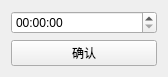
Qt form UIs/add_time.ui (ZYOctopuszy/TimeTipper) before a commit.
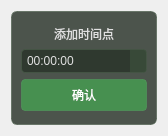
The same form after that commit.

Diff of the .ui file:
```diff
--- a/UIs/add_time.ui
+++ b/UIs/add_time.ui
@@ -7,21 +7,128 @@
     <x>0</x>
     <y>0</y>
     <width>168</width>
-    <height>70</height>
+    <height>136</height>
    </rect>
   </property>
   <property name="windowTitle">
    <string>Form</string>
   </property>
+  <property name="styleSheet">
+   <string notr="true">/* 基础设置 */
+* {
+    font-family: 'Microsoft YaHei', 'Segoe UI', sans-serif;
+    color: #e0e0e0;
+}
+
+/* 主窗口 */
+QWidget#get_input {
+    background-color: rgba(20, 30, 20, 0.95);
+    border: 1px solid rgba(60, 90, 60, 0.7);
+    border-radius: 8px;
+}
+
+/* 框架样式 */
+QFrame#frame {
+    background-color: rgba(35, 45, 35, 0.8);
+    border: 1px solid rgba(70, 90, 70, 0.6);
+    border-radius: 6px;
+}
+
+/* 按钮样式 */
+QPushButton {
+    background-color: rgba(70, 150, 80, 0.9);
+    color: white;
+    border: 1px solid rgba(80, 150, 90, 0.7);
+    border-radius: 4px;
+    padding: 6px 12px;
+    min-width: 80px;
+}
+
+QPushButton:hover {
+    background-color: rgba(70, 140, 80, 0.9);
+    border-color: rgba(100, 170, 110, 0.8);
+}
+
+QPushButton:pressed {
+    background-color: rgba(30, 100, 40, 0.9);
+}
+
+/* 时间输入框 */
+QTimeEdit {
+    background-color: rgba(40, 50, 40, 0.8);
+    border: 1px solid rgba(70, 90, 70, 0.7);
+    border-radius: 4px;
+    padding: 3px;
+    color: #e0e0e0;
+}
+
+QTimeEdit::up-button, QTimeEdit::down-button {
+    width: 16px;
+    border: none;
+    background: rgba(60, 80, 60, 0.7);
+}
+
+QTimeEdit::up-button:hover, QTimeEdit::down-button:hover {
+    background: rgba(80, 100, 80, 0.8);
+}</string>
+  </property>
   <layout class="QGridLayout" name="gridLayout">
    <item row="1" column="0">
-    <widget class="QTimeEdit" name="timeEdit"/>
-   </item>
-   <item row="2" column="0">
-    <widget class="QPushButton" name="sure">
-     <property name="text">
-      <string>确认</string>
+    <widget class="QFrame" name="frame">
+     <property name="frameShape">
+      <enum>QFrame::Shape::StyledPanel</enum>
      </property>
+     <property name="frameShadow">
+      <enum>QFrame::Shadow::Raised</enum>
+     </property>
+     <layout class="QGridLayout" name="gridLayout_2">
+      <item row="2" column="0">
+       <widget class="QTimeEdit" name="timeEdit"/>
+      </item>
+      <item row="3" column="0">
+       <widget class="QPushButton" name="sure">
+        <property name="text">
+         <string>确认</string>
+        </property>
+       </widget>
+      </item>
+      <item row="0" column="0">
+       <spacer name="verticalSpacer">
+        <property name="orientation">
+         <enum>Qt::Orientation::Vertical</enum>
+        </property>
+        <property name="sizeHint" stdset="0">
+         <size>
+          <width>20</width>
+          <height>0</height>
+         </size>
+        </property>
+       </spacer>
+      </item>
+      <item row="4" column="0">
+       <spacer name="verticalSpacer_2">
+        <property name="orientation">
+         <enum>Qt::Orientation::Vertical</enum>
+        </property>
+        <property name="sizeHint" stdset="0">
+         <size>
+          <width>20</width>
+          <height>0</height>
+         </size>
+        </property>
+       </spacer>
+      </item>
+      <item row="1" column="0">
+       <widget class="QLabel" name="label">
+        <property name="text">
+         <string>添加时间点</string>
+        </property>
+        <property name="alignment">
+         <set>Qt::AlignmentFlag::AlignCenter</set>
+        </property>
+       </widget>
+      </item>
+     </layout>
     </widget>
    </item>
   </layout>
```
